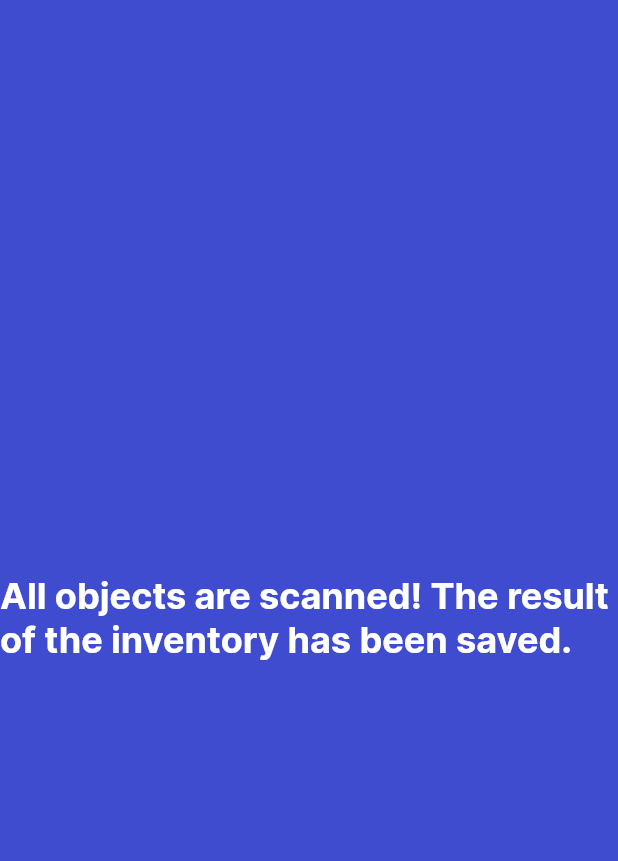
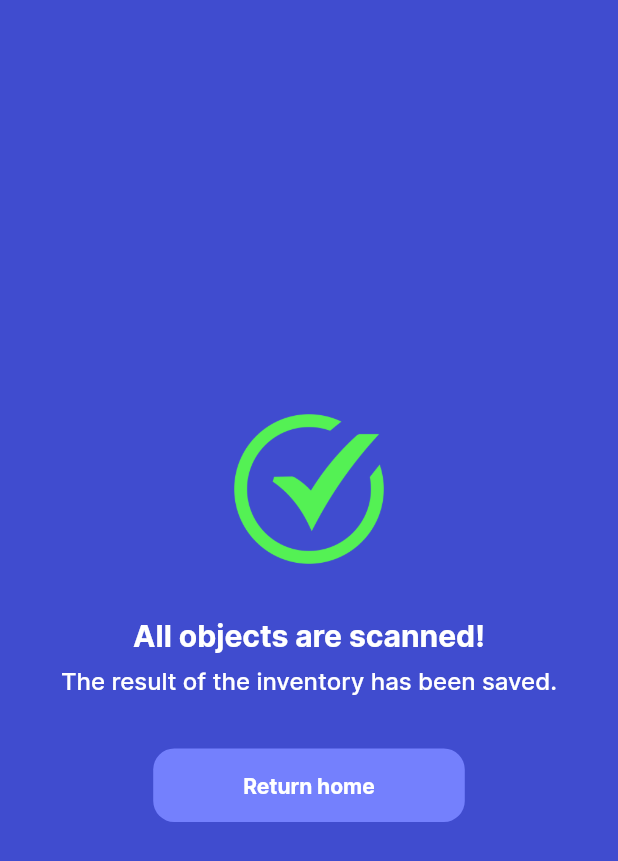
Before and after one commit to Powehix/Mobile-App, a Flutter app: the FinishInventoryPage screen opened directly with empty values, on a phone screen of 412 x 824 dp. Shown: the top 861 px of the screen. Run offline on Flutter 3.47's test engine with Material 2 defaults, Android fonts, the phone set to English and light mode, and no system bars; our stand-ins replace vibration; missing offline and left inert: flutter_barcode_scanner, mysql1.

Commit message:
Fix async methods in scan_inventory_page and update design

```diff
--- a/lib/pages/error_incorrect_page.dart
+++ b/lib/pages/error_incorrect_page.dart
@@ -17,11 +17,12 @@ class _ErrorIncorrectPageState extends State<ErrorIncorrectPage> {
             children: const [
               Text(
                 'Error!',
-                style: TextStyle(fontSize: 24, fontWeight: FontWeight.bold, color: Colors.white),
+                style: TextStyle(fontSize: 20, fontWeight: FontWeight.bold, color: Colors.white),
               ),
+              SizedBox(height: 8),
               Text(
                 'The object is listed in another room.',
-                style: TextStyle(fontSize: 24, fontWeight: FontWeight.bold, color: Colors.white),
+                style: TextStyle(fontSize: 16, fontWeight: FontWeight.w500, color: Colors.white),
                 textAlign: TextAlign.center,
               ),
             ]),
--- a/lib/pages/error_unknown_page.dart
+++ b/lib/pages/error_unknown_page.dart
@@ -17,11 +17,12 @@ class _ErrorUnknownPageState extends State<ErrorUnknownPage> {
           children: const [
             Text(
               'Error!',
-              style: TextStyle(fontSize: 24, fontWeight: FontWeight.bold, color: Colors.white),
+              style: TextStyle(fontSize: 20, fontWeight: FontWeight.bold, color: Colors.white),
             ),
+            SizedBox(height: 8),
             Text(
               'Object not found.',
-              style: TextStyle(fontSize: 24, fontWeight: FontWeight.bold, color: Colors.white),
+              style: TextStyle(fontSize: 16, fontWeight: FontWeight.w500, color: Colors.white),
             ),
         ]),
       )
--- a/lib/pages/finish_inventory_page.dart
+++ b/lib/pages/finish_inventory_page.dart
@@ -1,4 +1,7 @@
 import 'package:flutter/material.dart';
+
+import '../main.dart';
+import '../widgets/button_widget.dart';
 
 class FinishInventoryPage extends StatefulWidget {
   final int room;
@@ -9,16 +12,45 @@ class FinishInventoryPage extends StatefulWidget {
 }
 
 class _FinishInventoryPageState extends State<FinishInventoryPage> {
+
+  @override
+  void initState() {
+    super.initState();
+  }
+
   @override
   Widget build(BuildContext context) => Scaffold(
       backgroundColor: const Color(0xFF404ccf),
       body: Center(
         child: Column(
             mainAxisAlignment: MainAxisAlignment.center,
-            children: const [
-              Text(
-                'All objects are scanned! The result of the inventory has been saved.',
-                style: TextStyle(fontSize: 24, fontWeight: FontWeight.bold, color: Colors.white),
+            children: [
+              Image.asset(
+                'assets/images/success_illustration.png',
+                width: 200,
+                height: 100,
+              ),
+              const SizedBox(height: 36),
+              const Text(
+                'All objects are scanned!',
+                style: TextStyle(fontSize: 20, fontWeight: FontWeight.bold, color: Colors.white),
+                textAlign: TextAlign.center,
+              ),
+              const SizedBox(height: 8),
+              const Text(
+                'The result of the inventory has been saved.',
+                style: TextStyle(fontSize: 16, fontWeight: FontWeight.w500, color: Colors.white),
+                textAlign: TextAlign.center,
+              ),
+              const SizedBox(height: 36),
+              ButtonWidget(
+                text: 'Return home',
+                onClicked: () => Navigator.push(context, MaterialPageRoute(
+                    builder: (context) => const MainPage()
+                )),
+                backgroundColor: const Color(0xFF7480fd),
+                textColor: Colors.white,
+                padding: const EdgeInsets.symmetric(horizontal: 60, vertical: 16),
               ),
             ]),
       )
--- a/lib/pages/start_inventory_page.dart
+++ b/lib/pages/start_inventory_page.dart
@@ -39,7 +39,7 @@ class _StartInventoryPageState extends State<StartInventoryPage> {
               )),
               backgroundColor: const Color(0xFF404ccf),
               textColor: Colors.white,
-              padding: const EdgeInsets.symmetric(horizontal: 72, vertical: 16),
+              padding: const EdgeInsets.symmetric(horizontal: 92, vertical: 16),
           )
         ],
       ),
```
Also changed, not shown: lib/pages/process_inventory_page.dart (+19 -8 lines), lib/pages/scan_inventory_page.dart (+27 -19 lines), assets/images/success_illustration.png (added).
